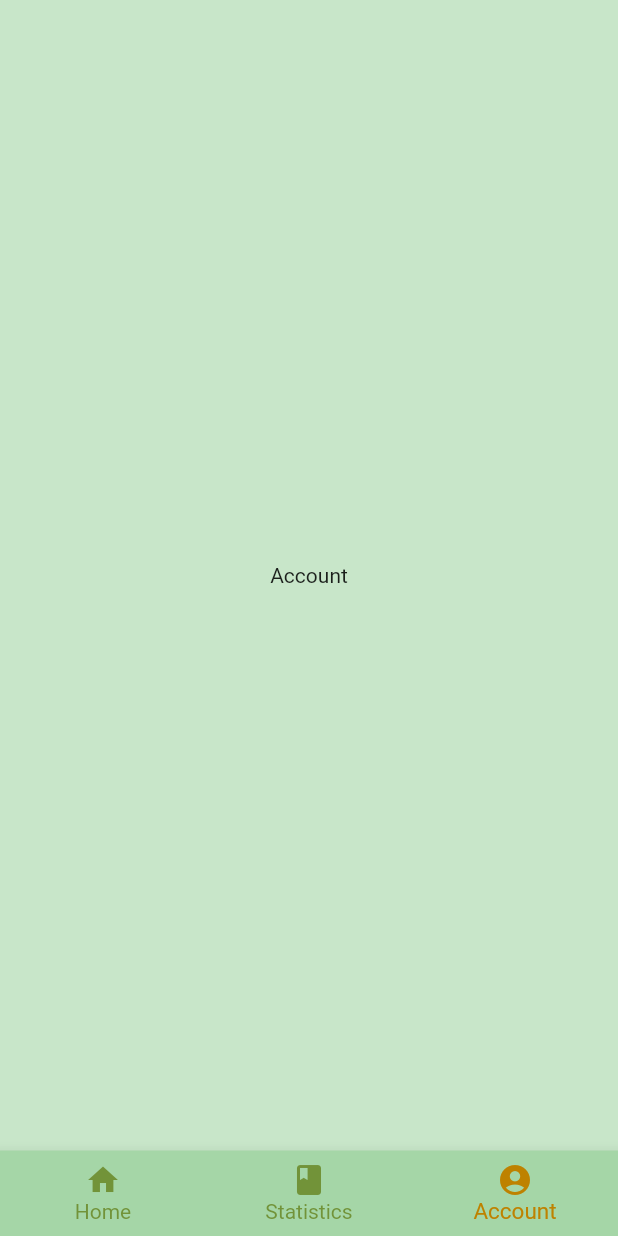
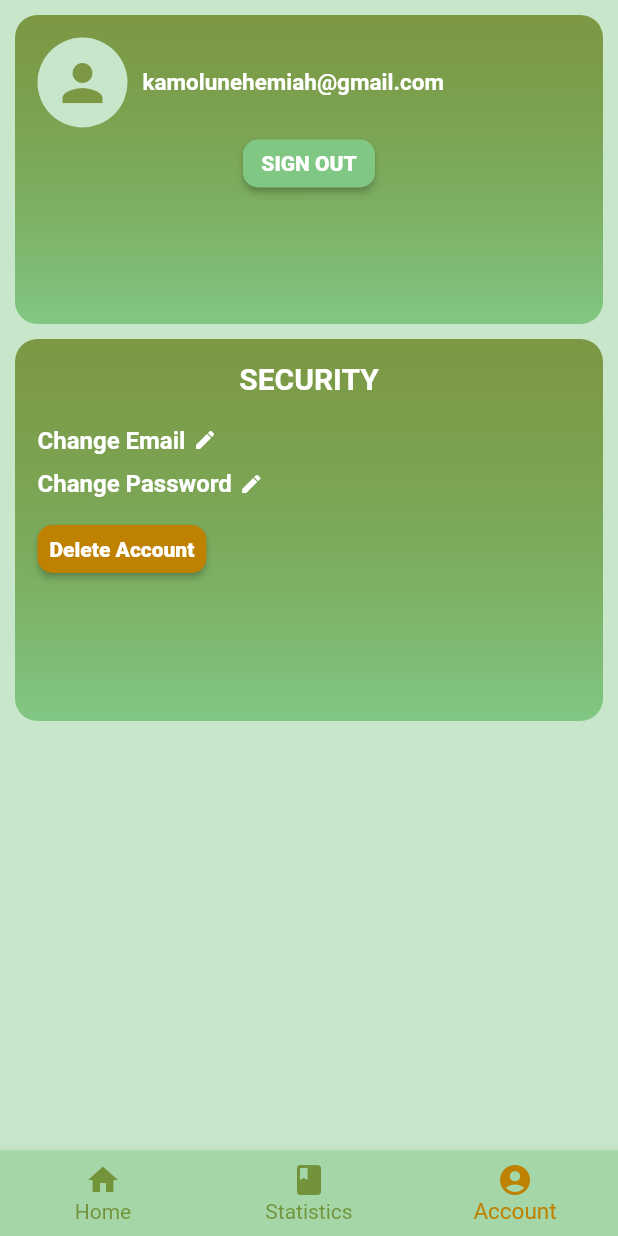
Before and after one commit to KNehe/Expense-Manager, a Flutter app: the Home screen opened by its route, item 3 of the bottom bar chosen, on a phone screen of 412 x 824 dp. Run offline on Flutter 3.47's test engine with Material 2 defaults, Android fonts, the phone set to English and light mode, and no system bars; our stand-ins replace charts_flutter, cloud_firestore, date_format, firebase_auth, progress_dialog, shared_preferences; accounts and stored records are empty; Roboto replaces fonts that are missing (open sans).

Commit message:
ft-account(Change eamil,password,delete account,sign out)

```diff
--- /dev/null
+++ b/lib/screens/account/account.dart
@@ -0,0 +1,174 @@
+import 'package:expensetracker/Components/customBottomSheet.dart';
+import 'package:expensetracker/Components/customCard.dart';
+import 'package:expensetracker/Components/customText.dart';
+import 'package:expensetracker/Constants/Colors.dart';
+import 'package:flutter/material.dart';
+import 'package:flutter/foundation.dart';
+
+class Account extends StatefulWidget {
+
+  final GlobalKey<ScaffoldState> scaffoldKey;
+  Account({@required this.scaffoldKey});
+
+  @override
+  _AccountState createState() => _AccountState();
+}
+
+class _AccountState extends State<Account> {
+  @override
+  Widget build(BuildContext context) {
+
+    return ListView(
+      children: <Widget>[
+
+        Container(
+          margin: EdgeInsets.only(left: 10,right: 10,top: 10),
+          child: Column(
+            crossAxisAlignment: CrossAxisAlignment.stretch,
+            children: <Widget>[
+
+              CustomCard(
+                cardHeight: MediaQuery.of(context).size.height/4,
+                cardPadding: EdgeInsets.all(15.0),
+                cardColor: cardColor,
+                gradientColor1: clipColor,
+                gradientColor2: cardColor,
+                child: Column(
+                  children: <Widget>[
+                    Row(
+                      children: <Widget>[
+
+                        CircleAvatar(
+                          child: Icon( Icons.person, size: 40.0,color: clipColor,),
+                          backgroundColor: scaffoldBackgroundColor,
+                          minRadius: 30.0,
+                        ),
+
+                        SizedBox(width: 10.0,),
+
+                        CustomText(
+                          text: 'kamolunehemiah@gmail.com',
+                          textColor: Colors.white,
+                          fontFamily: 'open sans',
+                          fontWeight: FontWeight.w700,
+                          fontSize: 15.0,
+                        ),
+
+                      ],
+                    ),
+                    Column(
+                      children: <Widget>[
+
+                        ButtonTheme(
+                          height: 10,
+                          child: RaisedButton(
+                            child: Text('SIGN OUT', style: TextStyle(color: buttonTextColor,fontWeight: FontWeight.w900),),
+                            color: cardColor,
+                            padding: EdgeInsets.all(8.0),
+                            shape: RoundedRectangleBorder(
+                              borderRadius: BorderRadius.circular(10.0),),
+                            onPressed: (){
+                              print('signOut');
+                            },
+                          ),
+                        )
+
+                      ],
+                    )
+                  ],
+                )
+              ),
+
+              SizedBox(height: 10.0,),
+
+              CustomCard(
+                cardHeight: MediaQuery.of(context).size.height/3 - 20,
+                cardPadding: EdgeInsets.all(15.0),
+                cardColor: cardColor,
+                gradientColor1: clipColor,
+                gradientColor2: cardColor,
+                child: Column(
+                  children: <Widget>[
+
+                    //Title
+                    CustomText(
+                      text: 'SECURITY',
+                      textColor: Colors.white,
+                      fontFamily: 'open sans',
+                      fontWeight: FontWeight.w700,
+                      fontSize: 20.0,
+                    ),
+
+                    SizedBox(height: 20.0,),
+
+                    //Changed Email
+                    InkWell(
+                      child: Row(
+                        children: <Widget>[
+                          CustomText(
+                            text: 'Change Email',
+                            textColor: Colors.white,
+                            fontFamily: 'open sans',
+                            fontWeight: FontWeight.w700,
+                            fontSize: 16.0,
+                          ),
+                          SizedBox(width: 5.0,),
+                          Icon(Icons.edit,color: Colors.white,size: 16.0,)
+                        ],
+                      ),
+                      onTap: (){ CustomBottomSheet(scaffoldKey: widget.scaffoldKey,task: "ChangeEmail").show(); },
+                    ),
+
+                    SizedBox(height: 10.0,),
+
+                    //Change Password
+                    InkWell(
+                      child: Row(
+                        children: <Widget>[
+                          CustomText(
+                            text: 'Change Password',
+                            textColor: Colors.white,
+                            fontFamily: 'open sans',
+                            fontWeight: FontWeight.w700,
+                            fontSize: 16.0,
+                          ),
+                          SizedBox(width: 5.0,),
+                          Icon(Icons.edit,color: Colors.white,size: 16.0,)
+                        ],
+                      ),
+                        onTap: (){ CustomBottomSheet(scaffoldKey: widget.scaffoldKey,task: "ChangePassword").show(); },
+                    ),
+
+                    SizedBox(height: 10.0,),
+
+                    //Delete Account
+                    Row(
+                      children: <Widget>[
+                        ButtonTheme(
+                          height: 10.0,
+                          child: RaisedButton(
+                            child: Text('Delete Account', style: TextStyle(color: buttonTextColor,fontWeight: FontWeight.w900),),
+                            color: buttonColor,
+                            padding: EdgeInsets.all(8.0),
+                            shape: RoundedRectangleBorder(
+                              borderRadius: BorderRadius.circular(10.0),),
+                            onPressed: (){
+                              print('delete account');
+                            },
+                          ),
+                        ),
+                      ],
+                    )
+
+                  ],
+                ),
+              )
+            ],
+
+          ),
+        )
+
+      ],
+    );
+  }
+}
--- a/lib/screens/home/home.dart
+++ b/lib/screens/home/home.dart
@@ -1,4 +1,5 @@
 import 'package:expensetracker/Constants/Colors.dart';
+import 'package:expensetracker/screens/account/account.dart';
 import 'package:expensetracker/screens/addExpense/addExpense.dart';
 import 'package:expensetracker/screens/statistics/statistics.dart';
 import 'package:flutter/material.dart';
@@ -25,7 +26,7 @@ class _HomeState extends State<Home> {
     final tabs = [
       AddExpense(scaffoldKey: _scaffoldKey,),
       Statistics(scaffoldKey: _scaffoldKey,),
-      Center( child: Text('Account'),)
+      Account(scaffoldKey: _scaffoldKey,)
     ];
 
     return Scaffold(
```
Also changed, not shown: lib/Components/customBottomSheet.dart (added, +100 -0 lines).
